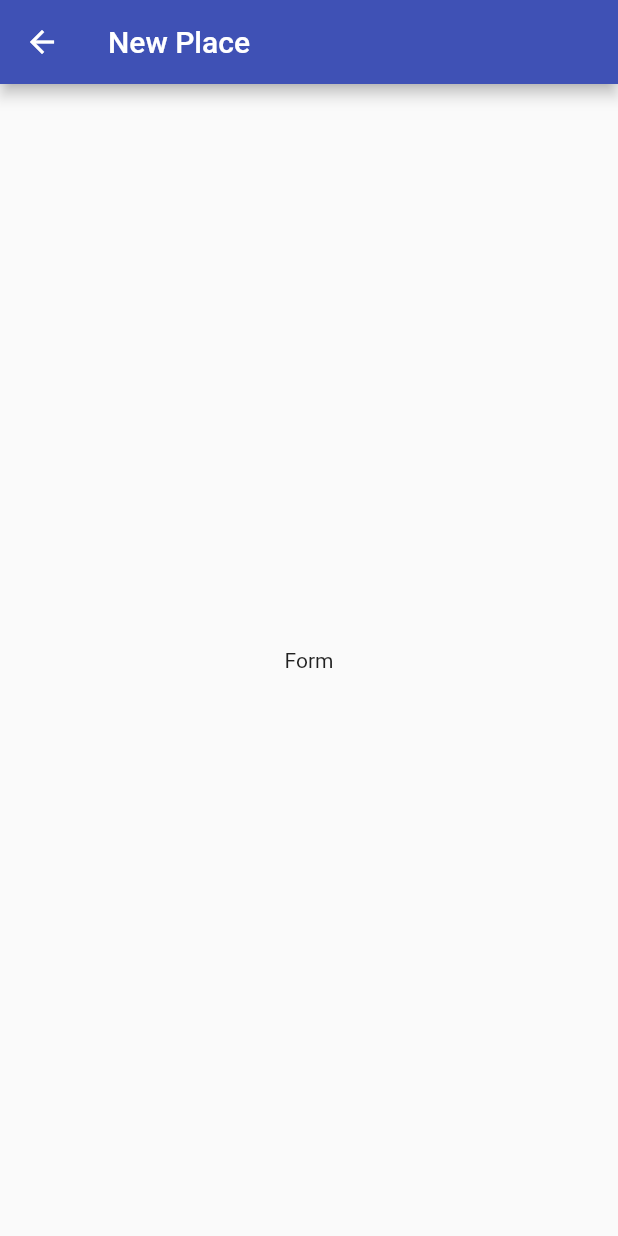
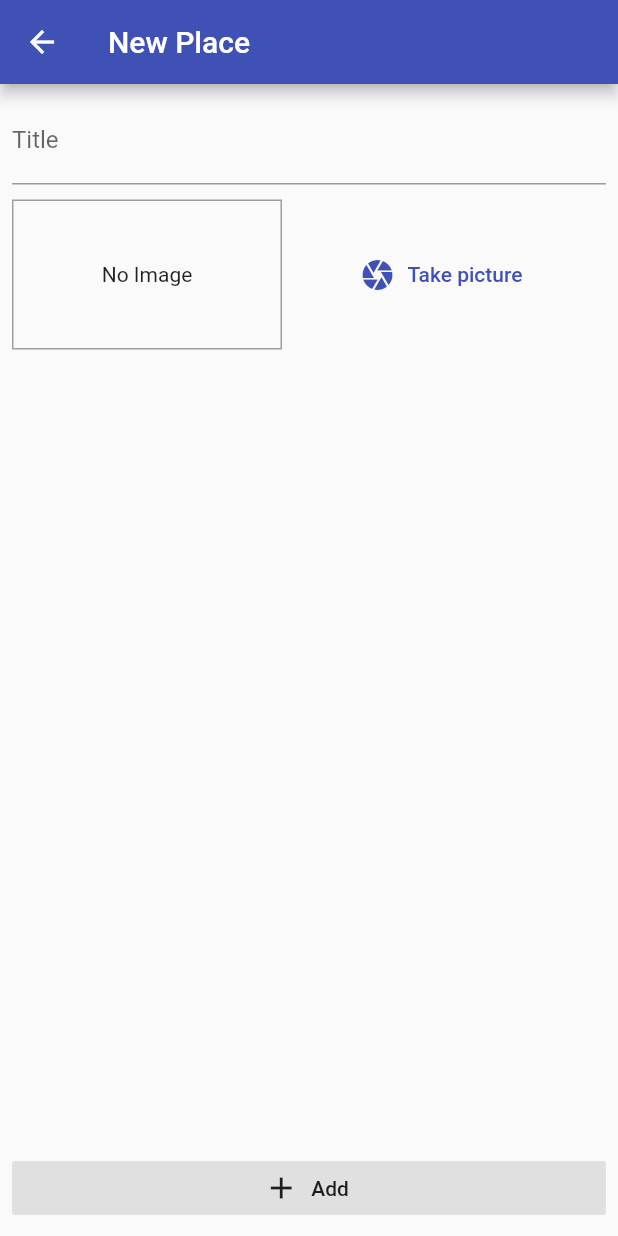
Before and after one commit to diogosequeira94/carbrand-dealer-locator, a Flutter app: the screen it shows after launch, after a tap on the "add" icon, on a phone screen of 412 x 824 dp. Run offline on Flutter 3.47's test engine with Material 2 defaults, Android fonts, the phone set to English and light mode, and no system bars.

Commit message:
finished form

```diff
--- a/lib/screens/places_form_screen.dart
+++ b/lib/screens/places_form_screen.dart
@@ -1,3 +1,4 @@
+import 'package:car_dealer_service/widgets/image_input.dart';
 import 'package:flutter/material.dart';
 
 class PlaceFormScreen extends StatefulWidget {
@@ -6,14 +7,46 @@ class PlaceFormScreen extends StatefulWidget {
 }
 
 class _PlaceFormScreenState extends State<PlaceFormScreen> {
+
+  final _titleController = TextEditingController();
+
+  void _submitForm(){
+
+  }
+
   @override
   Widget build(BuildContext context) {
     return Scaffold(
       appBar: AppBar(
         title: Text('New Place'),
       ),
-      body: Center(
-        child: Text('Form'),
+      body: Padding(
+        padding: const EdgeInsets.all(8.0),
+        child: Column(
+          crossAxisAlignment: CrossAxisAlignment.stretch,
+          children: <Widget>[
+            Expanded(
+              child: Column(
+                children: <Widget>[
+                  TextField(
+                      controller: _titleController,
+                      decoration: InputDecoration(
+                      labelText: 'Title',
+                    ),
+                  ),
+                  SizedBox(height: 10),
+                  ImageInput(),
+                ],
+              ),
+            ),
+            RaisedButton.icon(
+                onPressed: () => _submitForm,
+                icon: Icon(Icons.add),
+                label: Text('Add'),
+                elevation: 0,
+            ),
+          ],
+        ),
       ),
     );
   }
--- a/lib/screens/places_list_screen.dart
+++ b/lib/screens/places_list_screen.dart
@@ -16,7 +16,7 @@ class PlacesListScreen extends StatelessWidget {
         ],
       ),
       body: Center(
-        child: CircularProgressIndicator(),
+        child: Text("Main Page"),
       ),
     );
   }
--- /dev/null
+++ b/lib/widgets/image_input.dart
@@ -0,0 +1,34 @@
+import 'package:flutter/material.dart';
+
+class ImageInput extends StatefulWidget {
+  @override
+  _ImageInputState createState() => _ImageInputState();
+}
+
+class _ImageInputState extends State<ImageInput> {
+  @override
+  Widget build(BuildContext context) {
+    return Row(
+      children: <Widget>[
+        Container(
+          width: 180,
+          height: 100,
+          decoration: BoxDecoration(
+            border: Border.all(width: 1, color: Colors.grey),
+          ),
+          alignment: Alignment.center,
+          child: Text('No Image'),
+        ),
+        SizedBox(height: 10),
+        Expanded(
+          child: FlatButton.icon(
+              onPressed: (){},
+              icon: Icon(Icons.camera),
+              textColor: Theme.of(context).primaryColor,
+              label: Text('Take picture')
+          ),
+        ),
+      ],
+    );
+  }
+}
```
